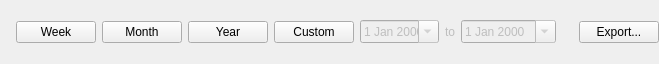
Above: RangeSelectorWidget.ui from FelixdelasPozas/WorkTimer before the change. Below: the same form after it.
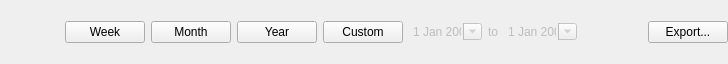
That is the form after the change.

Commit message: Add seconds to task tooltips. Fixes in ranges widget. Fix no data widget visibility.

The edit to the form file:
```diff
--- a/RangeSelectorWidget.ui
+++ b/RangeSelectorWidget.ui
@@ -6,7 +6,7 @@
    <rect>
     <x>0</x>
     <y>0</y>
-    <width>659</width>
+    <width>728</width>
     <height>64</height>
    </rect>
   </property>
@@ -115,6 +115,9 @@
      <property name="wrapping">
       <bool>false</bool>
      </property>
+     <property name="frame">
+      <bool>false</bool>
+     </property>
      <property name="buttonSymbols">
       <enum>QAbstractSpinBox::ButtonSymbols::NoButtons</enum>
      </property>
@@ -141,6 +144,12 @@
      <property name="wrapping">
       <bool>false</bool>
      </property>
+     <property name="frame">
+      <bool>false</bool>
+     </property>
+     <property name="buttonSymbols">
+      <enum>QAbstractSpinBox::ButtonSymbols::NoButtons</enum>
+     </property>
      <property name="calendarPopup">
       <bool>true</bool>
      </property>
```
The commit also changes 3 other files.
